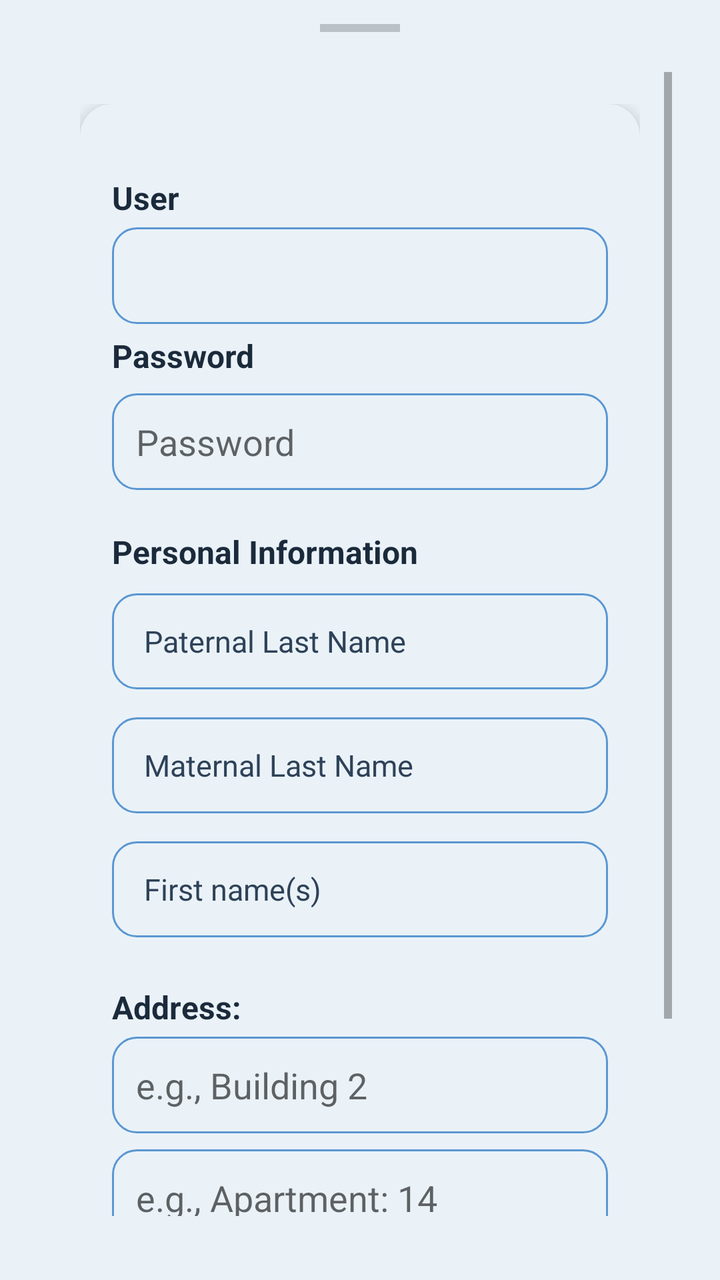
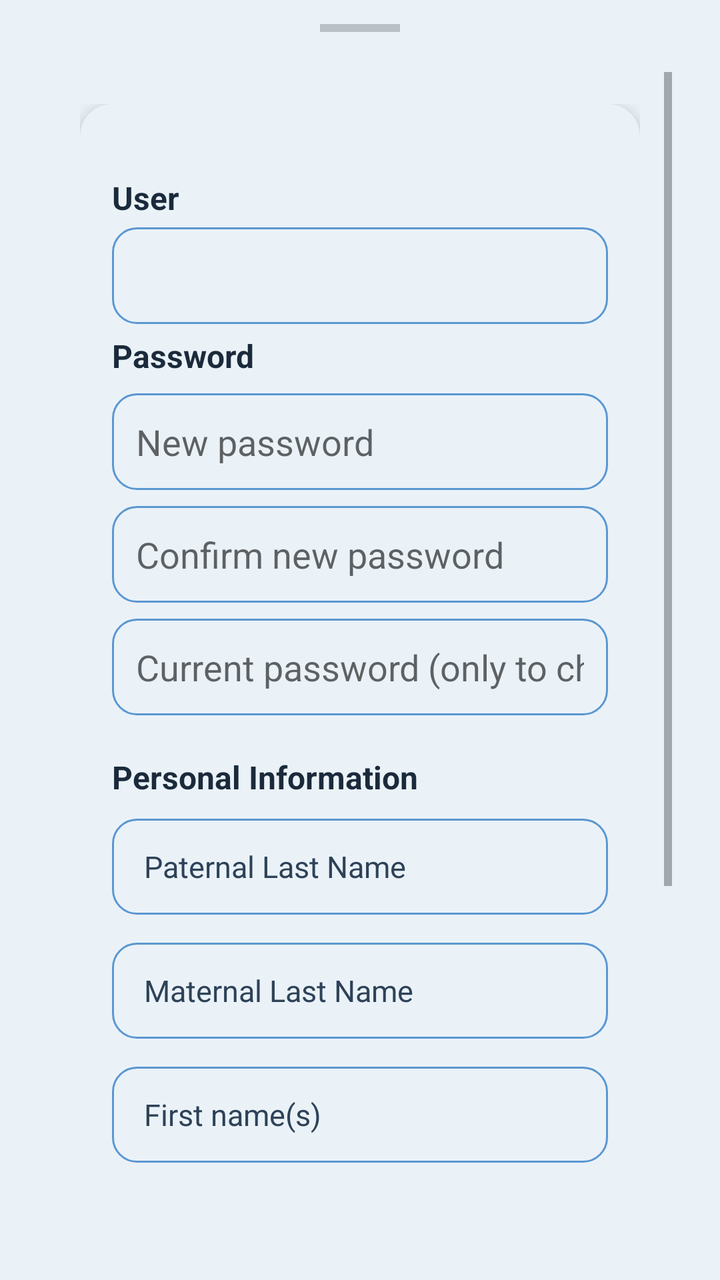

Screens rendered from an Android XML layout before and after an edit, with the pre-edit source and the edit as a unified diff.
<!-- AndroidManifest.xml: application theme Theme.YipShare -->
<!-- res/layout/activity_actualizar_perfil.xml -->
<?xml version="1.0" encoding="utf-8"?>
<LinearLayout
    xmlns:android="http://schemas.android.com/apk/res/android"
    xmlns:app="http://schemas.android.com/apk/res-auto"
    android:layout_width="match_parent"
    android:layout_height="wrap_content"
    android:orientation="vertical"
    android:background="@drawable/bg_botones_sobreposicion"
    android:paddingStart="24dp"
    android:paddingEnd="24dp"
    android:paddingTop="12dp"
    android:paddingBottom="32dp">

    <View
        android:layout_width="40dp"
        android:layout_height="4dp"
        android:layout_gravity="center_horizontal"
        android:layout_marginBottom="20dp"
        android:background="#33000000" />

    <ScrollView
        android:layout_width="match_parent"
        android:layout_height="match_parent"
        app:layout_constraintTop_toBottomOf="parent"
        app:layout_constraintStart_toStartOf="parent"
        app:layout_constraintEnd_toEndOf="parent"
        app:layout_constraintBottom_toTopOf="parent">

        <androidx.constraintlayout.widget.ConstraintLayout
            android:layout_width="match_parent"
            android:layout_height="wrap_content"
            android:padding="16dp">

            <androidx.cardview.widget.CardView
                android:id="@+id/card_perfil"
                android:layout_width="0dp"
                android:layout_height="wrap_content"
                app:cardCornerRadius="16dp"
                app:cardElevation="4dp"
                app:cardBackgroundColor="@color/color_tarjeta"
                app:layout_constraintTop_toTopOf="parent"
                app:layout_constraintStart_toStartOf="parent"
                app:layout_constraintEnd_toEndOf="parent">

                <LinearLayout
                    android:layout_width="match_parent"
                    android:layout_height="wrap_content"
                    android:orientation="vertical"
                    android:padding="16dp">
                    <LinearLayout
                        android:id="@+id/layoutPagoMes"
                        android:layout_width="match_parent"
                        android:layout_height="wrap_content"
                        android:orientation="vertical"
                        android:visibility="gone">

                        <TextView
                            style="@style/TextTitle"
                            android:layout_width="match_parent"
                            android:layout_height="wrap_content"
                            android:text="@string/pago_mes_actualizar_perfil"
                            android:textSize="16sp"
                            android:layout_marginBottom="8dp" />

                        <CheckBox
                            android:id="@+id/cbPagoMes"
                            android:layout_width="wrap_content"
                            android:layout_height="wrap_content"
                            android:text="@string/cbPagoMes" />


                    </LinearLayout>
                    <TextView
                        style="@style/TextTitle"
                        android:layout_width="wrap_content"
                        android:layout_height="wrap_content"
                        android:layout_marginTop="20dp"
                        android:textSize="16sp"
                        android:text="@string/usuario_actualizar_perfil" />

                    <EditText
                        android:id="@+id/et_correo_electronico"
                        android:layout_width="match_parent"
                        android:layout_height="wrap_content"
                        android:layout_marginTop="4dp"
                        android:background="@drawable/bg_input"
                        android:padding="12dp"
                        android:inputType="textNoSuggestions"
                        />

                    <TextView
                        style="@style/TextTitle"
                        android:layout_width="wrap_content"
                        android:layout_height="wrap_content"
                        android:layout_marginTop="5dp"
                        android:textSize="16sp"
                        android:text="@string/contrasena_actualizar_perfil"
                        />

                    <EditText
                        android:id="@+id/et_contrasena"
                        android:layout_width="match_parent"
                        android:layout_height="wrap_content"
                        android:layout_marginTop="8dp"
                        android:background="@drawable/bg_input"
                        android:padding="12dp"
                        android:inputType="textPassword"
                        android:hint="@string/contrasena_actualizar_perfil"
                        android:maxLines="1"
                        android:layout_marginBottom="10dp"/>

                    <TextView
                        android:id="@+id/datos_personales"
                        style="@style/TextTitle"
                        android:layout_width="match_parent"
                        android:layout_height="wrap_content"
                        android:text="@string/datos_personales"
                        android:textSize="16sp"
                        android:textStyle="bold"
                        android:layout_marginTop="10dp"
                        android:layout_marginBottom="10dp"
                        />
                    <EditText
                        android:id="@+id/apellido_paterno"
                        style="@style/InputBrand"
                        android:hint="@string/apellido_paterno"
                        android:inputType="textPersonName"
                        android:background="@drawable/bg_input"
                        android:minHeight="48dp"
                        android:layout_marginBottom="14dp" />

                    <EditText
                        android:id="@+id/apellido_materno"
                        style="@style/InputBrand"
                        android:hint="@string/apellido_materno"
                        android:inputType="textPersonName"
                        android:background="@drawable/bg_input"
                        android:minHeight="48dp"
                        android:layout_marginBottom="14dp" />

                    <EditText
                        android:id="@+id/nombres"
                        style="@style/InputBrand"
                        android:hint="@string/nombres"
                        android:inputType="textPersonName"
                        android:background="@drawable/bg_input"
                        android:minHeight="48dp"
                        android:layout_marginBottom="14dp" />


                    <TextView
                        style="@style/TextTitle"
                        android:layout_width="wrap_content"
                        android:layout_height="wrap_content"
                        android:textSize="16sp"
                        android:layout_marginTop="10dp"
                        android:text="@string/direccion_actualizar_perfil" />

                    <EditText
                        android:id="@+id/et_direccion_edificio"
                        android:layout_width="match_parent"
                        android:layout_height="wrap_content"
                        android:layout_marginTop="4dp"
                        android:background="@drawable/bg_input"
                        android:padding="12dp"
                        android:inputType="textPostalAddress"
                        android:maxLines="1"
                        android:hint="@string/et_direccion_edificio" />
                    <EditText
                        android:id="@+id/et_direccion_departamento"
                        android:layout_width="match_parent"
                        android:layout_height="wrap_content"
                        android:layout_marginTop="8dp"
                        android:background="@drawable/bg_input"
                        android:padding="12dp"
                        android:inputType="textPostalAddress"
                        android:maxLines="1"
                        android:hint="@string/et_direccion_departamento" />


                    <Button
                        android:id="@+id/btn_actualizar_datos"
                        style="@style/ButtonPrimary"
                        android:layout_width="match_parent"
                        android:layout_height="52dp"
                        android:layout_marginTop="20dp"
                        android:text="@string/btn_actualizar_datos" />

                </LinearLayout>

            </androidx.cardview.widget.CardView>

        </androidx.constraintlayout.widget.ConstraintLayout>

    </ScrollView>

</LinearLayout>
<!-- resources referenced by this layout -->
<resources>
  <color name="color_tarjeta">#EAF2F8</color>
  <!-- drawable bg_botones_sobreposicion (drawable) -->
  <?xml version="1.0" encoding="utf-8"?>
  <shape xmlns:android="http://schemas.android.com/apk/res/android"
      android:shape="rectangle">
      <solid android:color="@color/fondo_pantalla" />
      <corners
          android:topLeftRadius="24dp"
          android:topRightRadius="24dp" />
  </shape>
  <!-- drawable bg_input (drawable) -->
  <?xml version="1.0" encoding="utf-8"?>
  <shape xmlns:android="http://schemas.android.com/apk/res/android"
      android:shape="rectangle">
      <solid android:color="@color/input_fondo" />
      <corners android:radius="12dp" />
      <stroke
          android:width="1dp"
          android:color="@color/input_stroke" />
      <padding
          android:left="16dp"
          android:right="16dp"
          android:top="12dp"
          android:bottom="12dp" />
  </shape>
  <string name="apellido_materno">Maternal Last Name</string>
  <string name="apellido_paterno">Paternal Last Name</string>
  <string name="btn_actualizar_datos">Update</string>
  <string name="cbPagoMes">Yes, paid this month</string>
  <string name="contrasena_actualizar_perfil">Password</string>
  <string name="datos_personales">Personal Information</string>
  <string name="direccion_actualizar_perfil">Address:</string>
  <string name="et_direccion_departamento">e.g., Apartment: 14</string>
  <string name="et_direccion_edificio">e.g., Building 2</string>
  <string name="nombres">First name(s)</string>
  <string name="pago_mes_actualizar_perfil">Monthly payment:\u0020</string>
  <string name="usuario_actualizar_perfil">User</string>
  <style name="ButtonPrimary">
          <item name="android:layout_width">match_parent</item>
          <item name="android:layout_height">52dp</item>
          <item name="android:background">@drawable/bg_button_primary</item>
          <item name="android:textColor">#FFFFFF</item>
          <item name="android:textSize">16sp</item>
          <item name="android:textAllCaps">false</item>
      </style>
  <style name="InputBrand">
          <item name="android:layout_width">match_parent</item>
          <item name="android:layout_height">wrap_content</item>
          <item name="android:background">@drawable/bg_input</item>
          <item name="android:textColor">@color/texto_primario</item>
          <item name="android:textColorHint">@color/texto_hint</item>
          <item name="android:textSize">15sp</item>
      </style>
  <style name="TextTitle">
          <item name="android:textColor">@color/azul_yipshare</item>
          <item name="android:textSize">18sp</item>
          <item name="android:textStyle">bold</item>
      </style>
  <style name="Theme.YipShare" parent="Theme.AppCompat.DayNight.NoActionBar">
          <item name="android:windowBackground">@color/fondo_pantalla</item>
      </style>
  <color name="fondo_pantalla">#EAF2F8</color>
  <color name="input_fondo">#EAF2F8</color>
  <color name="input_stroke">#5B97D1</color>
  <!-- drawable bg_button_primary (drawable) -->
  <?xml version="1.0" encoding="utf-8"?>
  <shape xmlns:android="http://schemas.android.com/apk/res/android"
      android:shape="rectangle">
      <solid android:color="@color/azul_yipshare" />
      <corners android:radius="12dp" />
  </shape>
  <color name="texto_primario">#0D1622</color>
  <color name="texto_hint">#2E4258</color>
  <color name="azul_yipshare">#1B2A3B</color>
</resources>

<!-- the commit's change to res/layout/activity_actualizar_perfil.xml (unified diff, before → after) -->
@@ -105,7 +105,29 @@
                         android:background="@drawable/bg_input"
                         android:padding="12dp"
                         android:inputType="textPassword"
-                        android:hint="@string/contrasena_actualizar_perfil"
+                        android:hint="@string/nueva_contrasena"
+                        android:maxLines="1" />
+
+                    <EditText
+                        android:id="@+id/et_confirmar_contrasena"
+                        android:layout_width="match_parent"
+                        android:layout_height="wrap_content"
+                        android:layout_marginTop="8dp"
+                        android:background="@drawable/bg_input"
+                        android:padding="12dp"
+                        android:inputType="textPassword"
+                        android:hint="@string/confirmar_nueva_contrasena"
+                        android:maxLines="1" />
+
+                    <EditText
+                        android:id="@+id/et_contrasena_actual"
+                        android:layout_width="match_parent"
+                        android:layout_height="wrap_content"
+                        android:layout_marginTop="8dp"
+                        android:background="@drawable/bg_input"
+                        android:padding="12dp"
+                        android:inputType="textPassword"
+                        android:hint="@string/contrasena_actual"
                         android:maxLines="1"
                         android:layout_marginBottom="10dp"/>
 
<!-- resource entries referenced after the edit -->
@@ -29,12 +29,15 @@
   <string name="apellido_paterno">Paternal Last Name</string>
   <string name="btn_actualizar_datos">Update</string>
   <string name="cbPagoMes">Yes, paid this month</string>
+  <string name="confirmar_nueva_contrasena">Confirm new password</string>
+  <string name="contrasena_actual">Current password (only to change it)</string>
   <string name="contrasena_actualizar_perfil">Password</string>
   <string name="datos_personales">Personal Information</string>
   <string name="direccion_actualizar_perfil">Address:</string>
   <string name="et_direccion_departamento">e.g., Apartment: 14</string>
   <string name="et_direccion_edificio">e.g., Building 2</string>
   <string name="nombres">First name(s)</string>
+  <string name="nueva_contrasena">New password</string>
   <string name="pago_mes_actualizar_perfil">Monthly payment:\u0020</string>
   <string name="usuario_actualizar_perfil">User</string>
   <style name="ButtonPrimary">
